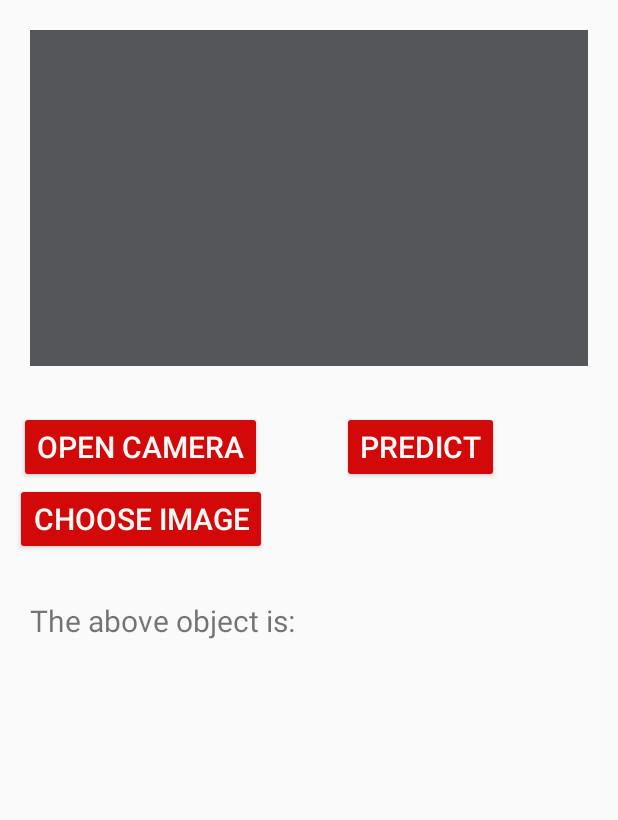
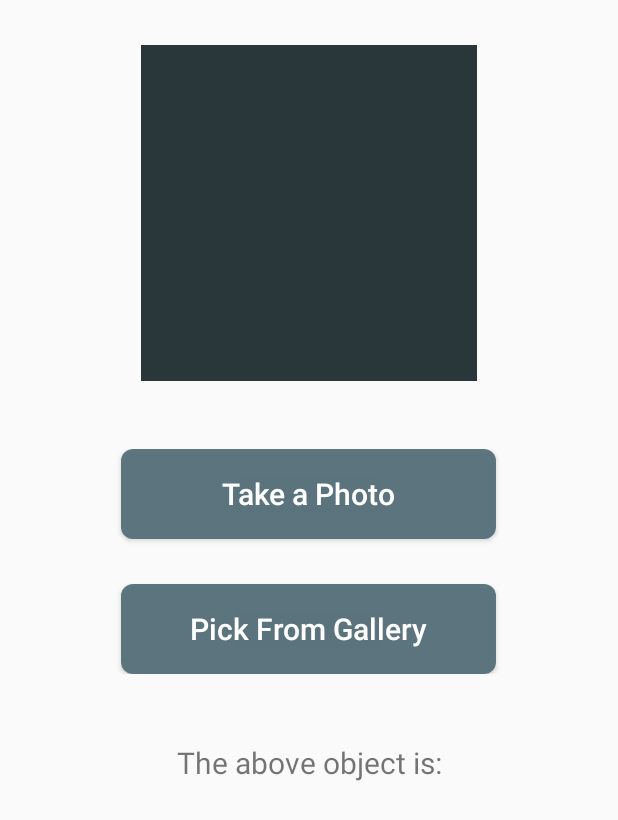
Before and after one commit to ssri14/SIH-2023-22, an Android app: the layout activity_img_det.xml on its own in the app's theme, with its tools: preview values and no code run, on a phone screen of 412 x 824 dp. Shown: the top 820 px of the screen. Run offline under Robolectric (Android 15) with nearby library versions, the phone set to English and light mode, and no system bars.

Commit message:
00:31 commit

```diff
--- /dev/null
+++ b/app/src/main/res/drawable/shape.xml
@@ -0,0 +1,9 @@
+<?xml version="1.0" encoding="utf-8"?>
+<shape xmlns:android="http://schemas.android.com/apk/res/android"
+    android:shape="rectangle">
+    <solid android:color="#eeffffff" />
+    <corners android:bottomRightRadius="8dp"
+        android:bottomLeftRadius="8dp"
+        android:topRightRadius="8dp"
+        android:topLeftRadius="8dp"/>
+</shape>
--- a/app/src/main/res/layout/activity_img_det.xml
+++ b/app/src/main/res/layout/activity_img_det.xml
@@ -5,14 +5,16 @@
     android:layout_width="match_parent"
     android:layout_height="match_parent"
     android:orientation="vertical"
+    android:padding="10dp"
     tools:context=".imgDet">
 
     <ImageView
         android:id="@+id/imgShow"
-        android:layout_width="match_parent"
+        android:layout_width="224dp"
         android:layout_height="224dp"
         android:layout_margin="20dp"
-        android:background="#55565A"
+        android:background="#29363a"
+        android:layout_gravity="center"
         android:gravity="center"
         android:padding="10dp"
         android:textSize="40sp" />
@@ -20,48 +22,45 @@
     <LinearLayout
         android:layout_width="match_parent"
         android:layout_height="wrap_content"
-        android:orientation="horizontal"
-        android:padding="10dp">
-        <LinearLayout
-            android:layout_width="wrap_content"
-            android:layout_height="wrap_content"
-            android:orientation="vertical">
-            <Button
-                android:id="@+id/camImg"
-                android:layout_width="wrap_content"
-                android:layout_height="wrap_content"
-                android:layout_gravity="center"
-                android:backgroundTint="#D30808"
-                android:text="Open Camera"
-                android:textColor="#FBF8F8"
-                android:textSize="20sp" />
+        android:orientation="vertical"
+        android:padding="25dp">
+
+
+        <Button
+            android:id="@+id/camImg"
+            android:layout_width="250dp"
+            android:layout_height="60dp"
+            android:text="Take a Photo"
+            android:background="@drawable/shape"
+            android:layout_marginBottom="30dp"
+            android:textColor="@color/white"
+            android:layout_gravity="center"
+            android:textAllCaps="false"
+            android:backgroundTint="@color/ButtnColor"
+            android:textSize="20sp" />
+
         <Button
             android:id="@+id/selImg"
-            android:layout_width="wrap_content"
-            android:layout_height="wrap_content"
+            android:layout_width="250dp"
+            android:layout_height="60dp"
+            android:background="@drawable/shape"
+            android:text="@string/pick_from_gallery"
+            android:textAllCaps="false"
+            android:textSize="20sp"
+            android:textColor="@color/white"
             android:layout_gravity="center"
-            android:backgroundTint="#D30808"
-            android:text="Choose Image"
-            android:textColor="#FBF8F8"
-            android:textSize="20sp" />
-        </LinearLayout>
+            android:backgroundTint="@color/ButtnColor" />
 
-        <Button
-            android:id="@+id/predImg"
-            android:layout_width="wrap_content"
-            android:layout_height="wrap_content"
-            android:layout_marginLeft="50dp"
-            android:backgroundTint="#D30808"
-            android:text="Predict"
-            android:textColor="#FBF8F8"
-            android:textSize="20sp" />
+
     </LinearLayout>
 
     <TextView
         android:id="@+id/predictedText"
         android:layout_width="match_parent"
         android:layout_height="wrap_content"
-        android:padding="20dp"
+        android:layout_marginTop="10dp"
+        android:gravity="center_horizontal"
+        android:padding="10dp"
         android:text="The above object is:"
         android:textSize="20sp" />
 
--- a/app/src/main/res/values/colors.xml
+++ b/app/src/main/res/values/colors.xml
@@ -7,4 +7,8 @@
     <color name="teal_700">#FF018786</color>
     <color name="black">#FF000000</color>
     <color name="white">#FFFFFFFF</color>
+    <color name="ButtnColor">#546e79</color>
+    <color name="transparent">#00FFFFFF</color>
+
+
 </resources>
--- a/app/src/main/res/values/strings.xml
+++ b/app/src/main/res/values/strings.xml
@@ -1,3 +1,4 @@
 <resources>
     <string name="app_name">GetRecT</string>
+    <string name="pick_from_gallery">Pick From Gallery</string>
 </resources>
```
Also changed, not shown: app/src/main/java/com/sih/getrect/imgDet.kt (+89 -42 lines), app/src/main/res/drawable/camera.jpg (added), app/src/main/res/drawable/gallery.jpg (added).
